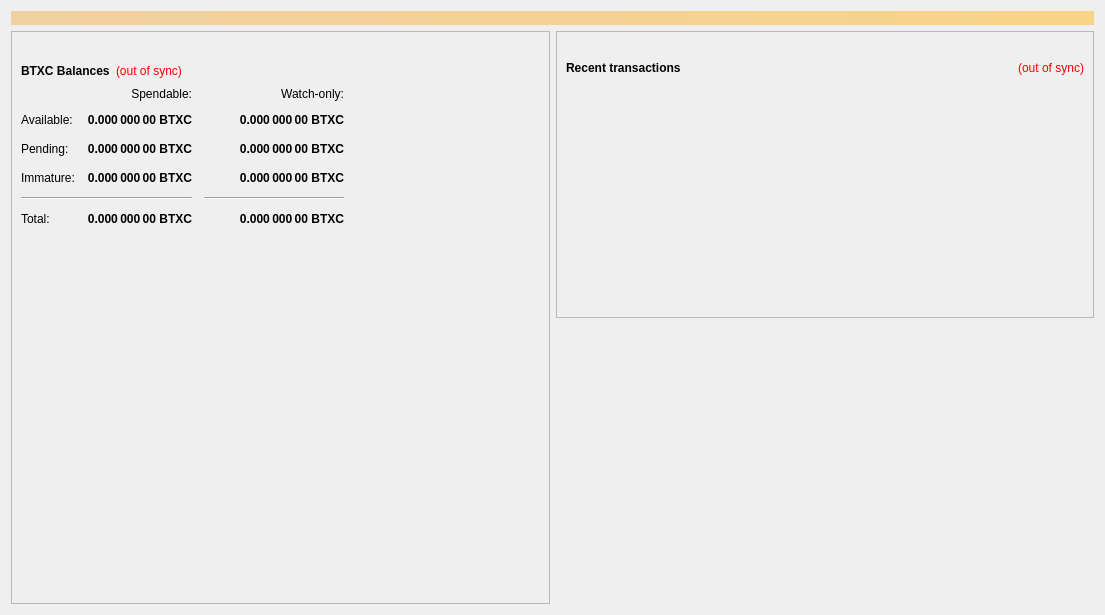
Before: the Qt Designer form src/qt/forms/overviewpage.ui in bettexproject/bettexcoin, drawn with Qt 5.
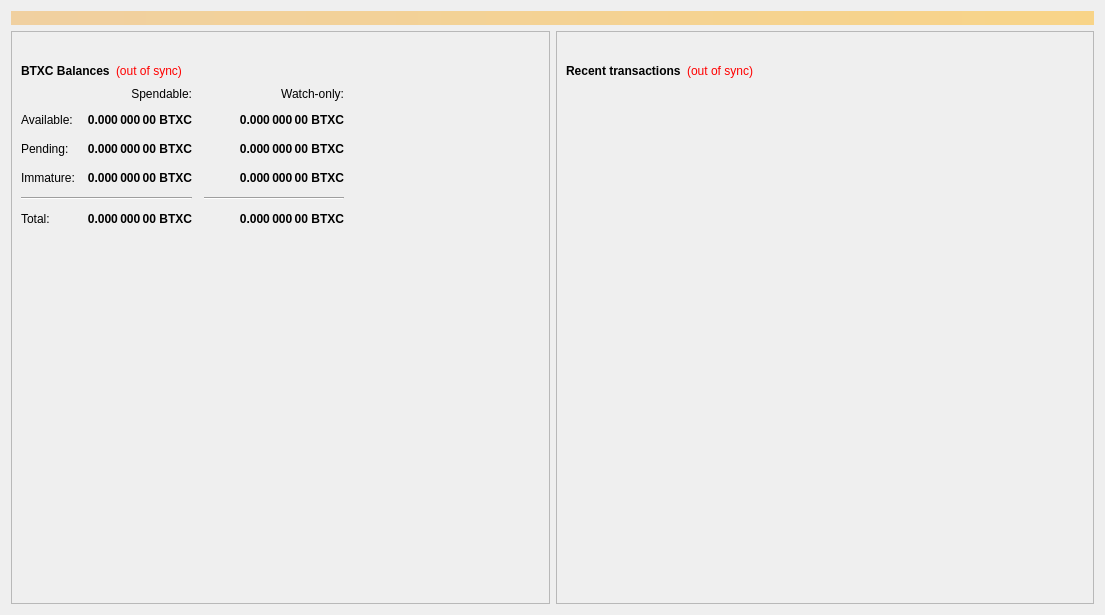
After: the same form once the commit is applied.

```diff
--- a/src/qt/forms/overviewpage.ui
+++ b/src/qt/forms/overviewpage.ui
@@ -490,6 +490,19 @@
               </property>
              </widget>
             </item>
+            <item>
+             <spacer name="horizontalSpacer">
+              <property name="orientation">
+               <enum>Qt::Horizontal</enum>
+              </property>
+              <property name="sizeHint" stdset="0">
+               <size>
+                <width>40</width>
+                <height>20</height>
+               </size>
+              </property>
+             </spacer>
+            </item>
            </layout>
           </item>
           <item>
@@ -514,22 +527,6 @@
          </layout>
         </widget>
        </item>
-       <item>
-        <spacer name="verticalSpacer_2">
-         <property name="orientation">
-          <enum>Qt::Vertical</enum>
-         </property>
-         <property name="sizeType">
-          <enum>QSizePolicy::Expanding</enum>
-         </property>
-         <property name="sizeHint" stdset="0">
-          <size>
-           <width>20</width>
-           <height>40</height>
-          </size>
-         </property>
-        </spacer>
-       </item>
       </layout>
      </item>
     </layout>
```
